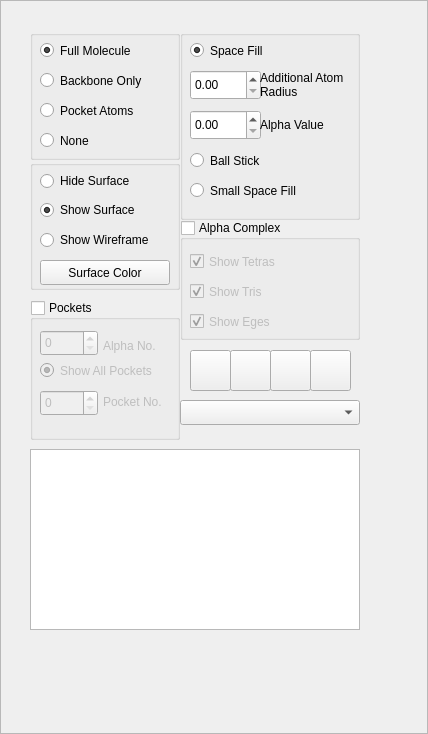
Before: the Qt Designer form pv_app/forms/ProteinModelFrame.ui in nithins/proteinvis, drawn with Qt 5.
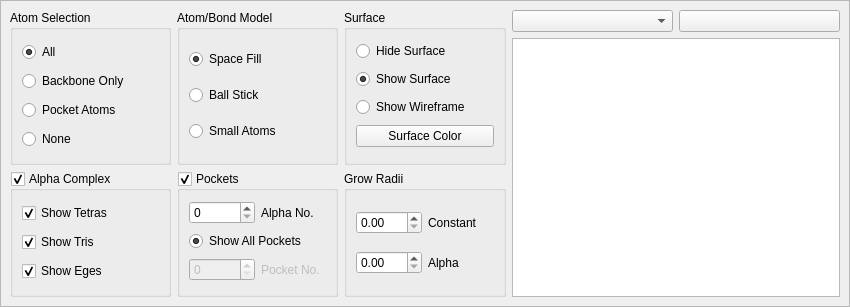
After: the same form once the commit is applied. Icons and pictures are not drawn. Custom widgets are drawn as their Qt base class.

Diff of the .ui file:
```diff
--- a/pv_app/forms/ProteinModelFrame.ui
+++ b/pv_app/forms/ProteinModelFrame.ui
@@ -1,113 +1,82 @@
 <?xml version="1.0" encoding="UTF-8"?>
 <ui version="4.0">
  <class>ProteinModelFrame</class>
- <widget class="QFrame" name="ProteinModelFrame">
+ <widget class="QScrollArea" name="ProteinModelFrame">
   <property name="geometry">
    <rect>
     <x>0</x>
     <y>0</y>
-    <width>428</width>
-    <height>734</height>
+    <width>850</width>
+    <height>307</height>
    </rect>
   </property>
   <property name="windowTitle">
    <string>Frame</string>
   </property>
-  <property name="toolTip">
-   <string/>
+  <property name="widgetResizable">
+   <bool>true</bool>
   </property>
-  <property name="frameShape">
-   <enum>QFrame::StyledPanel</enum>
-  </property>
-  <property name="frameShadow">
-   <enum>QFrame::Raised</enum>
-  </property>
+  <widget class="QWidget" name="scrollAreaWidgetContents">
+   <property name="geometry">
+    <rect>
+     <x>0</x>
+     <y>0</y>
+     <width>844</width>
+     <height>301</height>
+    </rect>
+   </property>
+   <layout class="QGridLayout" name="gridLayout_7">
+    <item row="0" column="0" rowspan="2">
   <widget class="QGroupBox" name="mol_rendermode_groupBox">
-   <property name="geometry">
-    <rect>
-     <x>30</x>
-     <y>30</y>
-     <width>150</width>
-     <height>130</height>
-    </rect>
-   </property>
+      <property name="title">
+       <string>Atom Selection</string>
+      </property>
+      <layout class="QGridLayout" name="gridLayout">
+       <item row="0" column="0">
    <widget class="QRadioButton" name="full_mol_rendermode_radioButton">
-    <property name="geometry">
-     <rect>
-      <x>10</x>
-      <y>10</y>
-      <width>121</width>
-      <height>21</height>
-     </rect>
-    </property>
     <property name="text">
-     <string>Full Molecule</string>
+          <string>All</string>
     </property>
     <property name="checked">
      <bool>true</bool>
     </property>
    </widget>
+       </item>
+       <item row="1" column="0">
    <widget class="QRadioButton" name="bb_mol_rendermode_radioButton">
-    <property name="geometry">
-     <rect>
-      <x>10</x>
-      <y>40</y>
-      <width>121</width>
-      <height>21</height>
-     </rect>
-    </property>
     <property name="text">
      <string>Backbone Only</string>
     </property>
    </widget>
+       </item>
+       <item row="2" column="0">
    <widget class="QRadioButton" name="pocatoms_rendermode_radioButton">
     <property name="enabled">
      <bool>true</bool>
     </property>
-    <property name="geometry">
-     <rect>
-      <x>10</x>
-      <y>70</y>
-      <width>121</width>
-      <height>21</height>
-     </rect>
-    </property>
     <property name="text">
      <string>Pocket Atoms</string>
     </property>
    </widget>
+       </item>
+       <item row="3" column="0">
    <widget class="QRadioButton" name="none_rendermode_radioButton">
-    <property name="geometry">
-     <rect>
-      <x>10</x>
-      <y>100</y>
-      <width>121</width>
-      <height>21</height>
-     </rect>
-    </property>
     <property name="text">
      <string>None</string>
     </property>
    </widget>
-  </widget>
+       </item>
+      </layout>
+     </widget>
+    </item>
+    <item row="0" column="1" rowspan="2">
   <widget class="QGroupBox" name="rendermodel_groupBox">
-   <property name="geometry">
-    <rect>
-     <x>180</x>
-     <y>30</y>
-     <width>180</width>
-     <height>190</height>
-    </rect>
-   </property>
+      <property name="title">
+       <string>Atom/Bond Model</string>
+      </property>
+      <layout class="QGridLayout" name="gridLayout_3">
+       <item row="0" column="0">
    <widget class="QRadioButton" name="sf_model_radiobutton">
-    <property name="geometry">
-     <rect>
-      <x>10</x>
-      <y>10</y>
-      <width>121</width>
-      <height>21</height>
-     </rect>
-    </property>
     <property name="text">
      <string>Space Fill</string>
     </property>
@@ -115,147 +84,52 @@
      <bool>true</bool>
     </property>
    </widget>
+       </item>
+       <item row="1" column="0">
    <widget class="QRadioButton" name="bs_model_radioButton">
-    <property name="geometry">
-     <rect>
-      <x>10</x>
-      <y>120</y>
-      <width>121</width>
-      <height>21</height>
-     </rect>
-    </property>
     <property name="text">
      <string>Ball Stick</string>
     </property>
    </widget>
+       </item>
+       <item row="2" column="0">
    <widget class="QRadioButton" name="ssf_model_radiobutton">
-    <property name="geometry">
-     <rect>
-      <x>10</x>
-      <y>150</y>
-      <width>130</width>
-      <height>21</height>
-     </rect>
-    </property>
     <property name="text">
-     <string>Small Space Fill</string>
+          <string>Small Atoms</string>
     </property>
     <property name="checked">
      <bool>false</bool>
     </property>
    </widget>
-   <widget class="QDoubleSpinBox" name="add_radius_sf_model_doubleSpinBox">
-    <property name="geometry">
-     <rect>
-      <x>10</x>
-      <y>40</y>
-      <width>71</width>
-      <height>30</height>
-     </rect>
-    </property>
-    <property name="maximum">
-     <double>999.990000000000009</double>
-    </property>
-    <property name="singleStep">
-     <double>0.100000000000000</double>
-    </property>
-   </widget>
-   <widget class="QLabel" name="add_radius_sf_model_label">
-    <property name="geometry">
-     <rect>
-      <x>80</x>
-      <y>40</y>
-      <width>90</width>
-      <height>30</height>
-     </rect>
-    </property>
-    <property name="text">
-     <string>Additional Atom Radius</string>
-    </property>
-    <property name="wordWrap">
-     <bool>true</bool>
-    </property>
-   </widget>
-   <widget class="QDoubleSpinBox" name="alpha_value_sf_model_doubleSpinBox">
-    <property name="geometry">
-     <rect>
-      <x>10</x>
-      <y>80</y>
-      <width>71</width>
-      <height>30</height>
-     </rect>
-    </property>
-    <property name="maximum">
-     <double>999.990000000000009</double>
-    </property>
-    <property name="singleStep">
-     <double>0.100000000000000</double>
-    </property>
-   </widget>
-   <widget class="QLabel" name="alpha_value_sf_model_label">
-    <property name="geometry">
-     <rect>
-      <x>80</x>
-      <y>80</y>
-      <width>90</width>
-      <height>30</height>
-     </rect>
-    </property>
-    <property name="text">
-     <string>Alpha Value</string>
-    </property>
-    <property name="wordWrap">
-     <bool>true</bool>
-    </property>
-   </widget>
-  </widget>
+       </item>
+      </layout>
+     </widget>
+    </item>
+    <item row="0" column="2" rowspan="2">
   <widget class="QGroupBox" name="showhide_surface_groupBox">
-   <property name="geometry">
-    <rect>
-     <x>30</x>
-     <y>160</y>
-     <width>150</width>
-     <height>130</height>
-    </rect>
-   </property>
-   <widget class="QRadioButton" name="show_surface_radioButton">
-    <property name="geometry">
-     <rect>
-      <x>10</x>
-      <y>40</y>
-      <width>131</width>
-      <height>20</height>
-     </rect>
-    </property>
-    <property name="text">
-     <string>Show Surface</string>
-    </property>
-    <property name="checked">
-     <bool>true</bool>
-    </property>
-   </widget>
+      <property name="title">
+       <string>Surface</string>
+      </property>
+      <layout class="QGridLayout" name="gridLayout_2">
+       <item row="0" column="0">
    <widget class="QRadioButton" name="hide_surface_radioButton">
-    <property name="geometry">
-     <rect>
-      <x>10</x>
-      <y>11</y>
-      <width>141</width>
-      <height>20</height>
-     </rect>
-    </property>
     <property name="text">
      <string>Hide Surface</string>
     </property>
    </widget>
+       </item>
+       <item row="1" column="0">
+        <widget class="QRadioButton" name="show_surface_radioButton">
+         <property name="text">
+          <string>Show Surface</string>
+         </property>
+         <property name="checked">
+          <bool>true</bool>
+         </property>
+        </widget>
+       </item>
+       <item row="2" column="0">
    <widget class="QRadioButton" name="show_surface_wireframe_radioButton">
-    <property name="geometry">
-     <rect>
-      <x>10</x>
-      <y>70</y>
-      <width>131</width>
-      <height>20</height>
-     </rect>
-    </property>
     <property name="text">
      <string>Show Wireframe</string>
     </property>
@@ -263,15 +137,9 @@
      <bool>false</bool>
     </property>
    </widget>
+       </item>
+       <item row="3" column="0">
    <widget class="QtColorPicker" name="surface_color_colorpicker">
-    <property name="geometry">
-     <rect>
-      <x>10</x>
-      <y>100</y>
-      <width>130</width>
-      <height>25</height>
-     </rect>
-    </property>
     <property name="text">
      <string>Surface Color</string>
     </property>
@@ -279,16 +147,106 @@
      <bool>true</bool>
     </property>
    </widget>
-  </widget>
+       </item>
+      </layout>
+     </widget>
+    </item>
+    <item row="0" column="3">
+     <widget class="QComboBox" name="protein_grouping_comboBox">
+      <property name="toolTip">
+       <string>atom group by options</string>
+      </property>
+     </widget>
+    </item>
+    <item row="0" column="4">
+     <widget class="QPushButton" name="reload_pushButton">
+      <property name="text">
+       <string/>
+      </property>
+      <property name="icon">
+       <iconset resource="../resources/proteinvis.qrc">
+        <normaloff>:/images/reload2.png</normaloff>:/images/reload2.png</iconset>
+      </property>
+      <property name="iconSize">
+       <size>
+        <width>32</width>
+        <height>32</height>
+       </size>
+      </property>
+     </widget>
+    </item>
+    <item row="1" column="3" rowspan="2" colspan="2">
+     <widget class="QTableView" name="protein_grouping_tableView">
+      <property name="sizePolicy">
+       <sizepolicy hsizetype="Preferred" vsizetype="Expanding">
+        <horstretch>0</horstretch>
+        <verstretch>0</verstretch>
+       </sizepolicy>
+      </property>
+      <property name="minimumSize">
+       <size>
+        <width>100</width>
+        <height>0</height>
+       </size>
+      </property>
+      <property name="selectionBehavior">
+       <enum>QAbstractItemView::SelectItems</enum>
+      </property>
+     </widget>
+    </item>
+    <item row="2" column="0">
+     <widget class="QGroupBox" name="alpha_complex_groupBox">
+      <property name="enabled">
+       <bool>true</bool>
+      </property>
+      <property name="title">
+       <string>Alpha Complex</string>
+      </property>
+      <property name="flat">
+       <bool>false</bool>
+      </property>
+      <property name="checkable">
+       <bool>true</bool>
+      </property>
+      <property name="checked">
+       <bool>true</bool>
+      </property>
+      <layout class="QGridLayout" name="gridLayout_4">
+       <item row="2" column="0">
+        <widget class="QCheckBox" name="show_alpha_complex_edges_checkBox">
+         <property name="text">
+          <string>Show Eges</string>
+         </property>
+         <property name="checked">
+          <bool>true</bool>
+         </property>
+        </widget>
+       </item>
+       <item row="1" column="0">
+        <widget class="QCheckBox" name="show_alpha_complex_tris_checkBox">
+         <property name="text">
+          <string>Show Tris</string>
+         </property>
+         <property name="checked">
+          <bool>true</bool>
+         </property>
+        </widget>
+       </item>
+       <item row="0" column="0">
+        <widget class="QCheckBox" name="show_alpha_complex_tets_checkBox">
+         <property name="text">
+          <string>Show Tetras</string>
+         </property>
+         <property name="checked">
+          <bool>true</bool>
+         </property>
+        </widget>
+       </item>
+      </layout>
+     </widget>
+    </item>
+    <item row="2" column="1">
   <widget class="QGroupBox" name="pocket_groupBox">
-   <property name="geometry">
-    <rect>
-     <x>30</x>
-     <y>300</y>
-     <width>150</width>
-     <height>140</height>
-    </rect>
-   </property>
    <property name="title">
     <string>Pockets</string>
    </property>
@@ -296,17 +254,14 @@
     <bool>true</bool>
    </property>
    <property name="checked">
-    <bool>false</bool>
-   </property>
+       <bool>true</bool>
+      </property>
+      <layout class="QGridLayout" name="gridLayout_5">
+       <item row="0" column="0">
+        <widget class="QSpinBox" name="pocket_alpha_num_spinBox"/>
+       </item>
+       <item row="1" column="0" colspan="2">
    <widget class="QRadioButton" name="show_all_pockets_radioButton">
-    <property name="geometry">
-     <rect>
-      <x>10</x>
-      <y>60</y>
-      <width>135</width>
-      <height>21</height>
-     </rect>
-    </property>
     <property name="text">
      <string>Show All Pockets</string>
     </property>
@@ -314,255 +269,84 @@
      <bool>true</bool>
     </property>
    </widget>
-   <widget class="QSpinBox" name="pocket_alpha_num_spinBox">
-    <property name="geometry">
-     <rect>
-      <x>10</x>
-      <y>30</y>
-      <width>58</width>
-      <height>26</height>
-     </rect>
-    </property>
-   </widget>
+       </item>
+       <item row="0" column="1">
    <widget class="QLabel" name="pocket_alpha_num_label">
-    <property name="geometry">
-     <rect>
-      <x>73</x>
-      <y>36</y>
-      <width>60</width>
-      <height>20</height>
-     </rect>
-    </property>
     <property name="text">
      <string>Alpha No.</string>
     </property>
    </widget>
+       </item>
+       <item row="2" column="0">
+        <widget class="QSpinBox" name="pocket_num_spinBox">
+         <property name="enabled">
+          <bool>false</bool>
+         </property>
+        </widget>
+       </item>
+       <item row="2" column="1">
    <widget class="QLabel" name="pocket_num_label">
     <property name="enabled">
      <bool>false</bool>
     </property>
-    <property name="geometry">
-     <rect>
-      <x>73</x>
-      <y>92</y>
-      <width>70</width>
-      <height>20</height>
-     </rect>
-    </property>
     <property name="text">
      <string>Pocket No.</string>
     </property>
    </widget>
-   <widget class="QSpinBox" name="pocket_num_spinBox">
-    <property name="enabled">
-     <bool>false</bool>
-    </property>
-    <property name="geometry">
-     <rect>
-      <x>10</x>
-      <y>90</y>
-      <width>58</width>
-      <height>26</height>
-     </rect>
-    </property>
-   </widget>
-  </widget>
-  <widget class="QGroupBox" name="alpha_complex_groupBox">
-   <property name="enabled">
-    <bool>true</bool>
-   </property>
-   <property name="geometry">
-    <rect>
-     <x>180</x>
-     <y>220</y>
-     <width>180</width>
-     <height>120</height>
-    </rect>
-   </property>
+       </item>
+      </layout>
+     </widget>
+    </item>
+    <item row="2" column="2">
+     <widget class="QGroupBox" name="groupBox">
    <property name="title">
-    <string>Alpha Complex</string>
-   </property>
-   <property name="flat">
-    <bool>false</bool>
-   </property>
-   <property name="checkable">
-    <bool>true</bool>
-   </property>
-   <property name="checked">
-    <bool>false</bool>
-   </property>
-   <widget class="QCheckBox" name="show_alpha_complex_tets_checkBox">
-    <property name="geometry">
-     <rect>
-      <x>10</x>
-      <y>30</y>
-      <width>150</width>
-      <height>23</height>
-     </rect>
-    </property>
+       <string>Grow Radii</string>
+      </property>
+      <layout class="QGridLayout" name="gridLayout_6">
+       <item row="0" column="0">
+        <widget class="QDoubleSpinBox" name="add_radius_sf_model_doubleSpinBox">
+         <property name="maximum">
+          <double>999.990000000000009</double>
+         </property>
+         <property name="singleStep">
+          <double>0.100000000000000</double>
+         </property>
+        </widget>
+       </item>
+       <item row="0" column="1">
+        <widget class="QLabel" name="add_radius_sf_model_label">
     <property name="text">
-     <string>Show Tetras</string>
-    </property>
-    <property name="checked">
+          <string>Constant</string>
+         </property>
+         <property name="wordWrap">
      <bool>true</bool>
     </property>
    </widget>
-   <widget class="QCheckBox" name="show_alpha_complex_tris_checkBox">
-    <property name="geometry">
-     <rect>
-      <x>10</x>
-      <y>60</y>
-      <width>150</width>
-      <height>23</height>
-     </rect>
-    </property>
-    <property name="text">
-     <string>Show Tris</string>
-    </property>
-    <property name="checked">
-     <bool>true</bool>
-    </property>
-   </widget>
-   <widget class="QCheckBox" name="show_alpha_complex_edges_checkBox">
-    <property name="geometry">
-     <rect>
-      <x>10</x>
-      <y>90</y>
-      <width>150</width>
-      <height>23</height>
-     </rect>
-    </property>
+       </item>
+       <item row="1" column="0">
+        <widget class="QDoubleSpinBox" name="alpha_value_sf_model_doubleSpinBox">
+         <property name="maximum">
+          <double>999.990000000000009</double>
+         </property>
+         <property name="singleStep">
+          <double>0.100000000000000</double>
+         </property>
+        </widget>
+       </item>
+       <item row="1" column="1">
+        <widget class="QLabel" name="alpha_value_sf_model_label">
     <property name="text">
-     <string>Show Eges</string>
-    </property>
-    <property name="checked">
+          <string>Alpha</string>
+         </property>
+         <property name="wordWrap">
      <bool>true</bool>
     </property>
    </widget>
-  </widget>
-  <widget class="QPushButton" name="save_to_file_pushButton">
-   <property name="geometry">
-    <rect>
-     <x>190</x>
-     <y>350</y>
-     <width>41</width>
-     <height>41</height>
-    </rect>
-   </property>
-   <property name="text">
-    <string/>
-   </property>
-   <property name="icon">
-    <iconset resource="../resources/proteinvis.qrc">
-     <normaloff>:/images/save_all.png</normaloff>:/images/save_all.png</iconset>
-   </property>
-   <property name="iconSize">
-    <size>
-     <width>32</width>
-     <height>32</height>
-    </size>
-   </property>
-  </widget>
-  <widget class="QComboBox" name="protein_grouping_comboBox">
-   <property name="geometry">
-    <rect>
-     <x>180</x>
-     <y>400</y>
-     <width>180</width>
-     <height>25</height>
-    </rect>
-   </property>
-   <property name="toolTip">
-    <string>atom group by options</string>
-   </property>
-  </widget>
-  <widget class="QTableView" name="protein_grouping_tableView">
-   <property name="geometry">
-    <rect>
-     <x>30</x>
-     <y>449</y>
-     <width>330</width>
-     <height>181</height>
-    </rect>
-   </property>
-   <property name="selectionBehavior">
-    <enum>QAbstractItemView::SelectItems</enum>
-   </property>
-  </widget>
-  <widget class="QPushButton" name="reload_pushButton">
-   <property name="geometry">
-    <rect>
-     <x>230</x>
-     <y>350</y>
-     <width>41</width>
-     <height>41</height>
-    </rect>
-   </property>
-   <property name="text">
-    <string/>
-   </property>
-   <property name="icon">
-    <iconset resource="../resources/proteinvis.qrc">
-     <normaloff>:/images/reload2.png</normaloff>:/images/reload2.png</iconset>
-   </property>
-   <property name="iconSize">
-    <size>
-     <width>32</width>
-     <height>32</height>
-    </size>
-   </property>
-  </widget>
-  <widget class="QPushButton" name="save_trans_pushButton">
-   <property name="geometry">
-    <rect>
-     <x>270</x>
-     <y>350</y>
-     <width>41</width>
-     <height>41</height>
-    </rect>
-   </property>
-   <property name="toolTip">
-    <string>Save Transformation</string>
-   </property>
-   <property name="text">
-    <string/>
-   </property>
-   <property name="icon">
-    <iconset resource="../resources/proteinvis.qrc">
-     <normaloff>:/images/db_update.png</normaloff>:/images/db_update.png</iconset>
-   </property>
-   <property name="iconSize">
-    <size>
-     <width>32</width>
-     <height>32</height>
-    </size>
-   </property>
-  </widget>
-  <widget class="QPushButton" name="load_trans_pushButton">
-   <property name="geometry">
-    <rect>
-     <x>310</x>
-     <y>350</y>
-     <width>41</width>
-     <height>41</height>
-    </rect>
-   </property>
-   <property name="toolTip">
-    <string>Load Transformation</string>
-   </property>
-   <property name="text">
-    <string/>
-   </property>
-   <property name="icon">
-    <iconset resource="../resources/proteinvis.qrc">
-     <normaloff>:/images/db_comit.png</normaloff>:/images/db_comit.png</iconset>
-   </property>
-   <property name="iconSize">
-    <size>
-     <width>32</width>
-     <height>32</height>
-    </size>
-   </property>
+       </item>
+      </layout>
+     </widget>
+    </item>
+   </layout>
   </widget>
  </widget>
  <customwidgets>
```
Left out of the diff: 37 changed lines with no effect on the pictures. Lines whose indentation alone changed are shown as unchanged.
